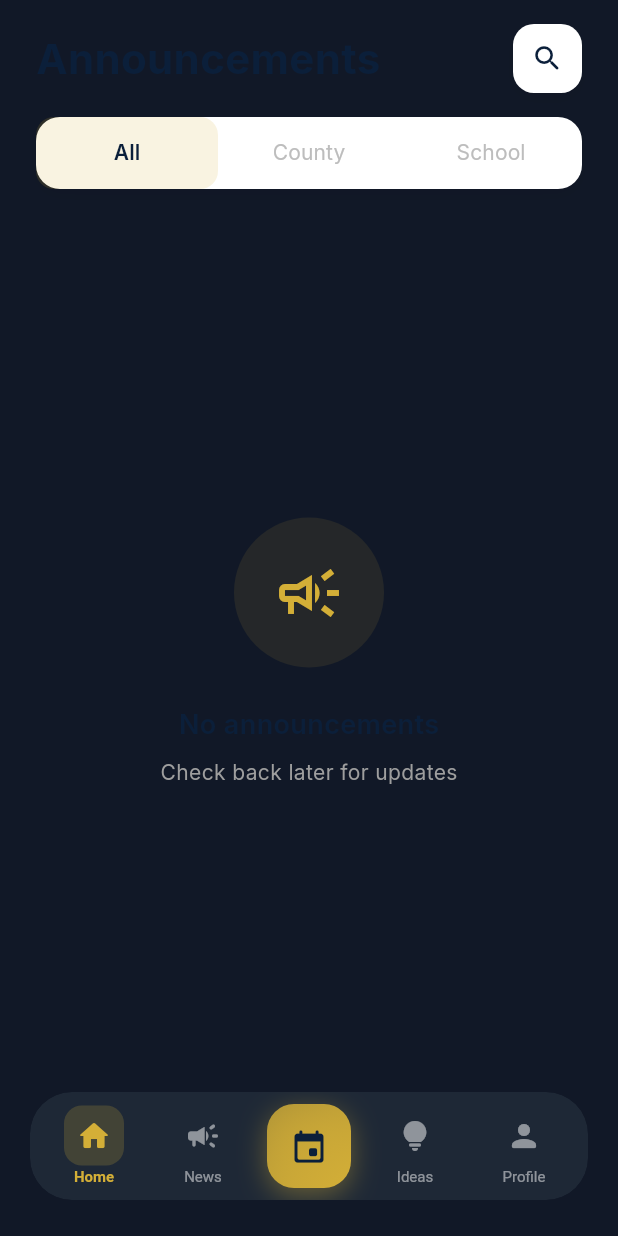
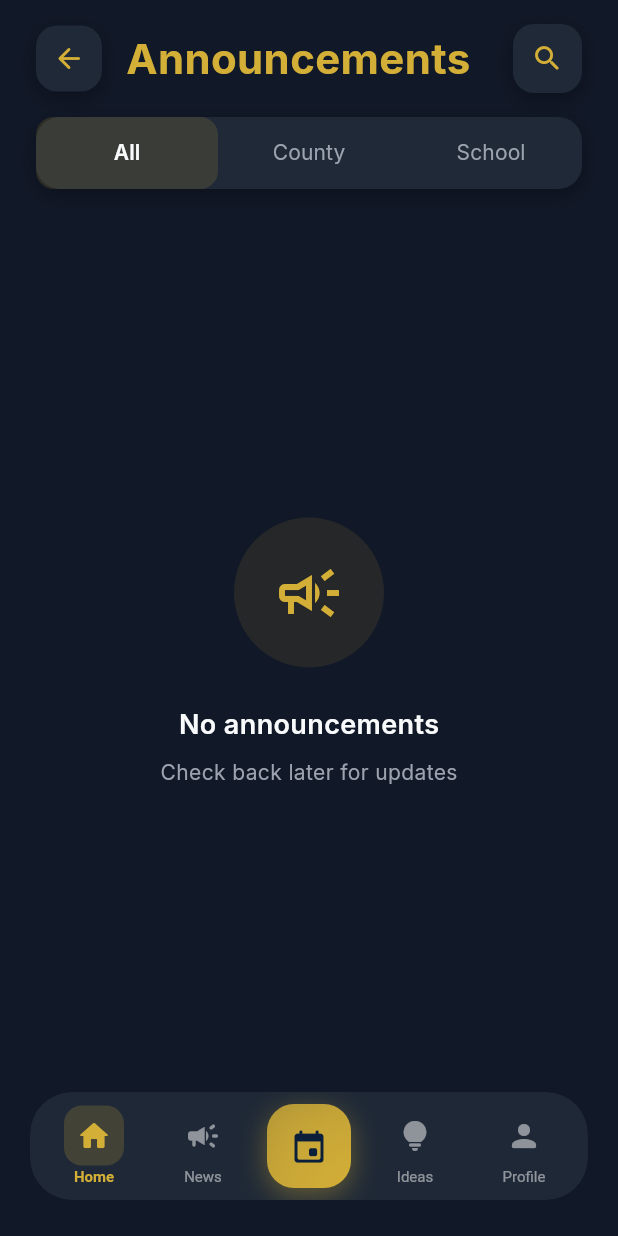
Before and after one commit to Umer9538/CJE, a Flutter app: the AnnouncementsScreen screen opened by its route, on a phone screen of 412 x 824 dp. Run offline on Flutter 3.47's test engine with Material 3 defaults, Android fonts, the phone set to English and light mode, and no system bars; our stand-ins replace cloud_firestore, equatable, file_picker, firebase_auth, firebase_core, firebase_messaging and 11 more; missing offline and left inert: google_mlkit_translation; accounts and stored records are empty; network calls fail.

Commit message:
Fix layout overflow for long school names in announcements list

```diff
--- a/lib/views/screens/announcements/announcements_screen.dart
+++ b/lib/views/screens/announcements/announcements_screen.dart
@@ -1,10 +1,12 @@
 import 'package:flutter/material.dart';
 import 'package:flutter_riverpod/flutter_riverpod.dart';
+import 'package:go_router/go_router.dart';
 import 'package:intl/intl.dart';
 
 import '../../../controllers/controllers.dart';
 import '../../../core/core.dart';
 import '../../../models/models.dart';
+import '../../../routes/route_names.dart';
 import 'announcement_detail_screen.dart';
 import 'create_announcement_screen.dart';
 
@@ -90,7 +92,7 @@ class _AnnouncementsScreenState extends ConsumerState<AnnouncementsScreen>
       ),
       floatingActionButton: canCreate
           ? Padding(
-              padding: const EdgeInsets.only(bottom: 80),
+              padding: const EdgeInsets.only(bottom: 100),
               child: FloatingActionButton.extended(
                 heroTag: 'fab_announcements',
                 onPressed: () => _navigateToCreate(context),
@@ -105,48 +107,82 @@ class _AnnouncementsScreenState extends ConsumerState<AnnouncementsScreen>
   }
 
   Widget _buildHeader(BuildContext context, AppLocalizations l10n) {
+    final currentUser = ref.watch(currentUserProvider);
+    final String backRoute = currentUser?.role == UserRole.bex
+        ? RouteNames.bexDashboard
+        : RouteNames.home;
+
     return Padding(
       padding: const EdgeInsets.fromLTRB(24, 16, 24, 8),
       child: Row(
         children: [
+          // Back button
+          GestureDetector(
+            behavior: HitTestBehavior.opaque,
+            onTap: () {
+              if (context.canPop()) {
+                context.pop();
+              } else {
+                context.go(backRoute);
+              }
+            },
+            child: Container(
+              width: 44,
+              height: 44,
+              decoration: BoxDecoration(
+                color: context.cardColor,
+                borderRadius: BorderRadius.circular(14),
+                boxShadow: [
+                  BoxShadow(
+                    color: context.shadowColor,
+                    blurRadius: 10,
+                    offset: const Offset(0, 4),
+                  ),
+                ],
+              ),
+              child: Center(
+                child: Icon(Icons.arrow_back_rounded, color: context.iconColor, size: 22),
+              ),
+            ),
+          ),
+          const SizedBox(width: 16),
           Text(
             l10n.translate('announcements'),
-            style: const TextStyle(
+            style: TextStyle(
               fontSize: 28,
               fontWeight: FontWeight.bold,
-              color: AppColors.navy,
+              color: context.goldColor,
             ),
           ),
           const Spacer(),
           _buildIconButton(
+            context: context,
             icon: Icons.search_rounded,
-            onTap: () {
-              // TODO: Implement search
-            },
+            onTap: () => context.push(RouteNames.search),
           ),
         ],
       ),
     );
   }
 
-  Widget _buildIconButton({required IconData icon, required VoidCallback onTap}) {
+  Widget _buildIconButton({required BuildContext context, required IconData icon, required VoidCallback onTap}) {
     return GestureDetector(
       onTap: onTap,
       child: Container(
         width: 46,
         height: 46,
         decoration: BoxDecoration(
-          color: Colors.white,
+          color: context.cardColor,
           borderRadius: BorderRadius.circular(14),
           boxShadow: [
             BoxShadow(
-              color: Colors.black.withValues(alpha: 0.04),
+              color: context.shadowColor,
               blurRadius: 10,
               offset: const Offset(0, 4),
             ),
           ],
         ),
-        child: Icon(icon, color: AppColors.navy, size: 22),
+        child: Icon(icon, color: context.iconColor, size: 22),
       ),
     );
   }
@@ -155,11 +191,11 @@ class _AnnouncementsScreenState extends ConsumerState<AnnouncementsScreen>
     return Container(
       margin: const EdgeInsets.fromLTRB(24, 8, 24, 16),
       decoration: BoxDecoration(
-        color: Colors.white,
+        color: context.cardColor,
         borderRadius: BorderRadius.circular(16),
         boxShadow: [
           BoxShadow(
-            color: Colors.black.withValues(alpha: 0.04),
+            color: context.shadowColor,
             blurRadius: 10,
             offset: const Offset(0, 4),
           ),
@@ -167,11 +203,11 @@ class _AnnouncementsScreenState extends ConsumerState<AnnouncementsScreen>
       ),
       child: TabBar(
         controller: _tabController,
-        labelColor: AppColors.navy,
-        unselectedLabelColor: Colors.grey[400],
+        labelColor: context.textPrimary,
+        unselectedLabelColor: context.textSecondary,
         indicatorSize: TabBarIndicatorSize.tab,
         indicator: BoxDecoration(
-          color: AppColors.gold.withValues(alpha: 0.15),
+          color: context.goldColor.withValues(alpha: 0.15),
           borderRadius: BorderRadius.circular(12),
         ),
         dividerColor: Colors.transparent,
@@ -215,30 +251,30 @@ class _AnnouncementsScreenState extends ConsumerState<AnnouncementsScreen>
             width: 100,
             height: 100,
             decoration: BoxDecoration(
-              color: AppColors.gold.withValues(alpha: 0.1),
+              color: context.goldColor.withValues(alpha: 0.1),
               shape: BoxShape.circle,
             ),
-            child: const Icon(
+            child: Icon(
               Icons.campaign_outlined,
               size: 48,
-              color: AppColors.gold,
+              color: context.goldColor,
             ),
           ),
           const SizedBox(height: 24),
           Text(
             l10n.translate('no_announcements'),
-            style: const TextStyle(
+            style: TextStyle(
               fontSize: 18,
               fontWeight: FontWeight.w600,
-              color: AppColors.navy,
+              color: context.textPrimary,
             ),
           ),
           const SizedBox(height: 8),
           Text(
-            'Check back later for updates',
+            l10n.translate('check_back_later'),
             style: TextStyle(
               fontSize: 14,
-              color: Colors.grey[500],
+              color: context.textSecondary,
             ),
           ),
         ],
@@ -251,19 +287,19 @@ class _AnnouncementsScreenState extends ConsumerState<AnnouncementsScreen>
       child: Column(
         mainAxisAlignment: MainAxisAlignment.center,
         children: [
-          const Icon(Icons.error_outline, size: 64, color: Colors.red),
+          Icon(Icons.error_outline, size: 64, color: context.errorColor),
           const SizedBox(height: 16),
           Text(
-            'Failed to load announcements',
-            style: TextStyle(color: Colors.grey[600]),
+            l10n.translate('failed_to_load_announcements'),
+            style: TextStyle(color: context.textSecondary),
           ),
           const SizedBox(height: 16),
           ElevatedButton.icon(
             onPressed: () => ref.invalidate(announcementsProvider),
             icon: const Icon(Icons.refresh),
-            label: const Text('Retry'),
+            label: Text(l10n.translate('retry')),
             style: ElevatedButton.styleFrom(
-              backgroundColor: AppColors.gold,
+              backgroundColor: context.goldColor,
               foregroundColor: AppColors.navy,
             ),
           ),
@@ -312,11 +348,11 @@ class _AnnouncementCard extends StatelessWidget {
       child: Container(
         margin: const EdgeInsets.only(bottom: 16),
         decoration: BoxDecoration(
-          color: Colors.white,
+          color: context.cardColor,
           borderRadius: BorderRadius.circular(20),
           boxShadow: [
             BoxShadow(
-              color: Colors.black.withValues(alpha: 0.04),
+              color: context.shadowColor,
               blurRadius: 15,
               offset: const Offset(0, 5),
             ),
@@ -336,9 +372,9 @@ class _AnnouncementCard extends StatelessWidget {
                   fit: BoxFit.cover,
                   errorBuilder: (_, __, ___) => Container(
                     height: 160,
-                    color: AppColors.navy.withValues(alpha: 0.1),
-                    child: const Center(
-                      child: Icon(Icons.image_not_supported_outlined, size: 40, color: AppColors.navy),
+                    color: context.textSecondary.withValues(alpha: 0.1),
+                    child: Center(
+                      child: Icon(Icons.image_not_supported_outlined, size: 40, color: context.textSecondary),
                     ),
                   ),
                 ),
@@ -352,12 +388,13 @@ class _AnnouncementCard extends StatelessWidget {
                   // Type badge and date
                   Row(
                     children: [
-                      Container(
+                      Flexible(
+                        child: Container(
                           padding: const EdgeInsets.symmetric(horizontal: 10, vertical: 4),
                           decoration: BoxDecoration(
                             color: isCounty
-                              ? AppColors.gold.withValues(alpha: 0.15)
-                              : AppColors.navy.withValues(alpha: 0.1),
+                                ? context.goldColor.withValues(alpha: 0.15)
+                                : context.textSecondary.withValues(alpha: 0.1),
                             borderRadius: BorderRadius.circular(8),
                           ),
                           child: Text(
@@ -365,33 +402,36 @@ class _AnnouncementCard extends StatelessWidget {
                             style: TextStyle(
                               fontSize: 11,
                               fontWeight: FontWeight.w600,
-                            color: isCounty ? AppColors.gold : AppColors.navy,
+                              color: isCounty ? context.goldColor : context.textPrimary,
+                            ),
+                            maxLines: 1,
+                            overflow: TextOverflow.ellipsis,
                           ),
                         ),
                       ),
                       if (announcement.isPinned) ...[
                         const SizedBox(width: 8),
-                        Icon(Icons.push_pin_rounded, size: 14, color: Colors.grey[400]),
+                        Icon(Icons.push_pin_rounded, size: 14, color: context.textSecondary),
                       ],
-                      const Spacer(),
+                      const SizedBox(width: 8),
                       Text(
                         dateFormat.format(announcement.publishedAt ?? announcement.createdAt),
                         style: TextStyle(
                           fontSize: 12,
-                          color: Colors.grey[400],
+                          color: context.textSecondary,
                         ),
                       ),
                     ],
                   ),
                   const SizedBox(height: 12),
 
-                  // Title
+                  // Title (with translation support)
                   Text(
-                    announcement.title,
-                    style: const TextStyle(
+                    announcement.getTitle(Localizations.localeOf(context).languageCode),
+                    style: TextStyle(
                       fontSize: 18,
                       fontWeight: FontWeight.bold,
-                      color: AppColors.navy,
+                      color: context.textPrimary,
                       height: 1.3,
                     ),
                     maxLines: 2,
@@ -399,12 +439,12 @@ class _AnnouncementCard extends StatelessWidget {
                   ),
                   const SizedBox(height: 8),
 
-                  // Preview text
+                  // Preview text (with translation support)
                   Text(
-                    announcement.previewText,
+                    _getPreviewText(announcement, Localizations.localeOf(context).languageCode),
                     style: TextStyle(
                       fontSize: 14,
-                      color: Colors.grey[600],
+                      color: context.textSecondary,
                       height: 1.5,
                     ),
                     maxLines: 2,
@@ -417,7 +457,7 @@ class _AnnouncementCard extends StatelessWidget {
                     children: [
                       CircleAvatar(
                         radius: 14,
-                        backgroundColor: AppColors.navy.withValues(alpha: 0.1),
+                        backgroundColor: context.goldColor.withValues(alpha: 0.1),
                         backgroundImage: announcement.authorPhotoUrl != null
                             ? NetworkImage(announcement.authorPhotoUrl!)
                             : null,
@@ -426,10 +466,10 @@ class _AnnouncementCard extends StatelessWidget {
                                 announcement.authorName.isNotEmpty
                                     ? announcement.authorName[0].toUpperCase()
                                     : '?',
-                                style: const TextStyle(
+                                style: TextStyle(
                                   fontSize: 12,
                                   fontWeight: FontWeight.bold,
-                                  color: AppColors.navy,
+                                  color: context.goldColor,
                                 ),
                               )
                             : null,
@@ -441,18 +481,18 @@ class _AnnouncementCard extends StatelessWidget {
                           style: TextStyle(
                             fontSize: 13,
                             fontWeight: FontWeight.w500,
-                            color: Colors.grey[600],
+                            color: context.textSecondary,
                           ),
                           overflow: TextOverflow.ellipsis,
                         ),
                       ),
-                      Icon(Icons.visibility_outlined, size: 14, color: Colors.grey[400]),
+                      Icon(Icons.visibility_outlined, size: 14, color: context.textSecondary),
                       const SizedBox(width: 4),
                       Text(
                         '${announcement.viewCount}',
                         style: TextStyle(
                           fontSize: 12,
-                          color: Colors.grey[400],
+                          color: context.textSecondary,
                         ),
                       ),
                     ],
@@ -465,4 +505,14 @@ class _AnnouncementCard extends StatelessWidget {
       ),
     );
   }
+
+  /// Get preview text in the specified language
+  String _getPreviewText(AnnouncementModel announcement, String languageCode) {
+    final summary = announcement.getSummary(languageCode);
+    if (summary != null && summary.isNotEmpty) return summary;
+
+    final content = announcement.getContent(languageCode);
+    if (content.length <= 150) return content;
+    return '${content.substring(0, 150)}...';
   }
+}
```
Lines whose indentation alone changed are shown as unchanged.
